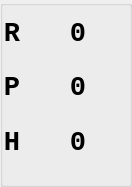
The window that src/gui/ThreeValuesDock.ui (eringerli/QtOpenGuidance) describes before a commit, drawn with Qt 5.
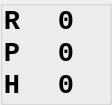
The same window after the commit.

Commit message: Value docks can have units now

Diff of the .ui file:
```diff
--- a/src/gui/ThreeValuesDock.ui
+++ b/src/gui/ThreeValuesDock.ui
@@ -6,8 +6,8 @@
    <rect>
     <x>0</x>
     <y>0</y>
-    <width>132</width>
-    <height>187</height>
+    <width>112</width>
+    <height>103</height>
    </rect>
   </property>
   <property name="windowTitle">
@@ -32,36 +32,6 @@
    <property name="verticalSpacing">
     <number>0</number>
    </property>
-   <item row="2" column="3">
-    <widget class="QLabel" name="lbSecond">
-     <property name="sizePolicy">
-      <sizepolicy hsizetype="Expanding" vsizetype="Minimum">
-       <horstretch>0</horstretch>
-       <verstretch>1</verstretch>
-      </sizepolicy>
-     </property>
-     <property name="font">
-      <font>
-       <family>Monospace</family>
-       <pointsize>20</pointsize>
-       <weight>75</weight>
-       <bold>true</bold>
-      </font>
-     </property>
-     <property name="focusPolicy">
-      <enum>Qt::NoFocus</enum>
-     </property>
-     <property name="text">
-      <string>0</string>
-     </property>
-     <property name="alignment">
-      <set>Qt::AlignCenter</set>
-     </property>
-     <property name="margin">
-      <number>2</number>
-     </property>
-    </widget>
-   </item>
    <item row="3" column="0">
     <widget class="QLabel" name="lbThirdDesc">
      <property name="sizePolicy">
@@ -92,6 +62,36 @@
      </property>
     </widget>
    </item>
+   <item row="3" column="1">
+    <widget class="QLabel" name="lbThird">
+     <property name="sizePolicy">
+      <sizepolicy hsizetype="Expanding" vsizetype="Minimum">
+       <horstretch>0</horstretch>
+       <verstretch>1</verstretch>
+      </sizepolicy>
+     </property>
+     <property name="font">
+      <font>
+       <family>Monospace</family>
+       <pointsize>20</pointsize>
+       <weight>75</weight>
+       <bold>true</bold>
+      </font>
+     </property>
+     <property name="focusPolicy">
+      <enum>Qt::NoFocus</enum>
+     </property>
+     <property name="text">
+      <string>0</string>
+     </property>
+     <property name="alignment">
+      <set>Qt::AlignCenter</set>
+     </property>
+     <property name="margin">
+      <number>2</number>
+     </property>
+    </widget>
+   </item>
    <item row="2" column="0">
     <widget class="QLabel" name="lbSecondDesc">
      <property name="sizePolicy">
@@ -122,16 +122,27 @@
      </property>
     </widget>
    </item>
-   <item row="4" column="0" colspan="4">
-    <widget class="QLabel" name="lbName">
+   <item row="0" column="1">
+    <widget class="QLabel" name="lbFirst">
      <property name="sizePolicy">
       <sizepolicy hsizetype="Expanding" vsizetype="Minimum">
        <horstretch>0</horstretch>
-       <verstretch>0</verstretch>
+       <verstretch>1</verstretch>
       </sizepolicy>
      </property>
+     <property name="font">
+      <font>
+       <family>Monospace</family>
+       <pointsize>20</pointsize>
+       <weight>75</weight>
+       <bold>true</bold>
+      </font>
+     </property>
+     <property name="focusPolicy">
+      <enum>Qt::NoFocus</enum>
+     </property>
      <property name="text">
-      <string/>
+      <string>0</string>
      </property>
      <property name="alignment">
       <set>Qt::AlignCenter</set>
@@ -141,8 +152,8 @@
      </property>
     </widget>
    </item>
-   <item row="3" column="3">
-    <widget class="QLabel" name="lbThird">
+   <item row="2" column="1">
+    <widget class="QLabel" name="lbSecond">
      <property name="sizePolicy">
       <sizepolicy hsizetype="Expanding" vsizetype="Minimum">
        <horstretch>0</horstretch>
@@ -201,36 +212,6 @@
      </property>
     </widget>
    </item>
-   <item row="0" column="3">
-    <widget class="QLabel" name="lbFirst">
-     <property name="sizePolicy">
-      <sizepolicy hsizetype="Expanding" vsizetype="Minimum">
-       <horstretch>0</horstretch>
-       <verstretch>1</verstretch>
-      </sizepolicy>
-     </property>
-     <property name="font">
-      <font>
-       <family>Monospace</family>
-       <pointsize>20</pointsize>
-       <weight>75</weight>
-       <bold>true</bold>
-      </font>
-     </property>
-     <property name="focusPolicy">
-      <enum>Qt::NoFocus</enum>
-     </property>
-     <property name="text">
-      <string>0</string>
-     </property>
-     <property name="alignment">
-      <set>Qt::AlignCenter</set>
-     </property>
-     <property name="margin">
-      <number>2</number>
-     </property>
-    </widget>
-   </item>
   </layout>
  </widget>
  <resources/>
```
The commit also changes 12 other files.
